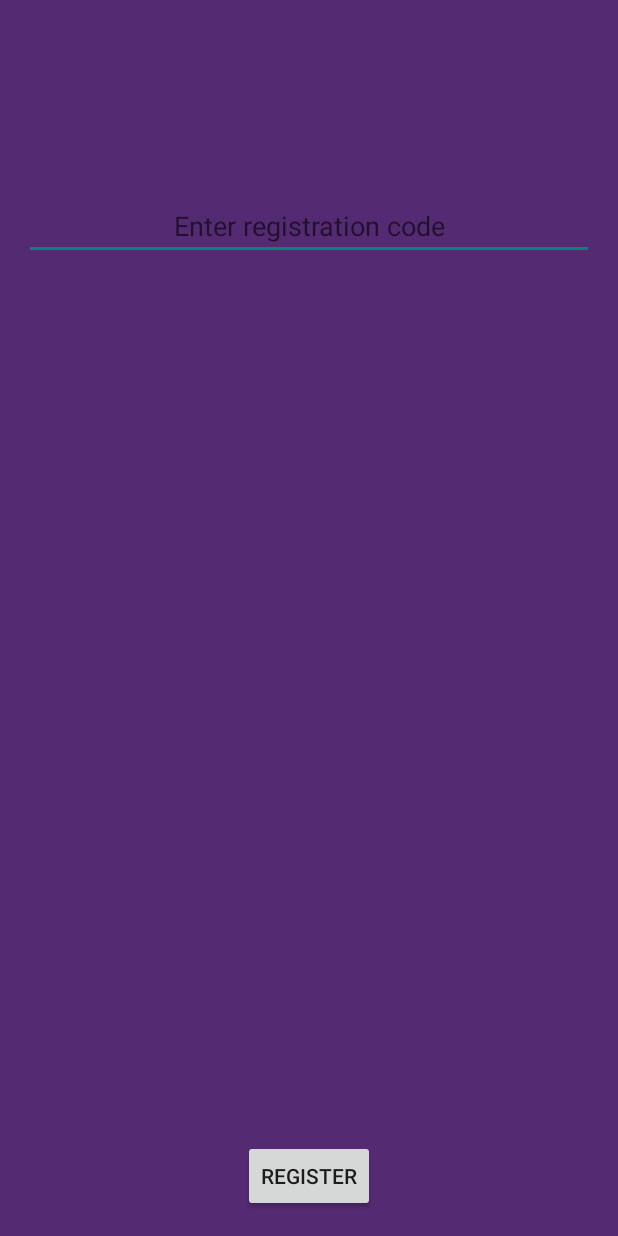
After one commit to xjolanda/Evefent, an Android app: the layout activity_registration_screen.xml on its own in the app's theme, with its tools: preview values and no code run, on a phone screen of 412 x 824 dp. The commit adds this screen. Run offline under Robolectric (Android 15) with nearby library versions, the phone set to English and light mode, and no system bars.

Commit message:
First commit

```diff
--- /dev/null
+++ b/app/src/main/res/layout/activity_registration_screen.xml
@@ -0,0 +1,29 @@
+<RelativeLayout xmlns:android="http://schemas.android.com/apk/res/android"
+    xmlns:tools="http://schemas.android.com/tools"
+    android:layout_width="match_parent"
+    android:background="@color/background"
+    android:layout_height="match_parent"
+    android:paddingLeft="@dimen/activity_horizontal_margin"
+    android:paddingRight="@dimen/activity_horizontal_margin"
+    android:paddingTop="@dimen/reg_top_vertical_margin"
+    android:paddingBottom="@dimen/activity_vertical_margin" tools:context=".RegistrationScreen">
+
+    <EditText
+        android:id="@+id/Reg"
+        android:hint="@string/RegisterCode"
+        android:layout_centerHorizontal="true"
+        android:gravity="center"
+        android:layout_width="match_parent"
+        android:layout_height="wrap_content"
+        />
+
+    <Button
+        android:text="@string/Regis"
+        android:layout_width="wrap_content"
+        android:layout_height="wrap_content"
+        android:layout_centerHorizontal="true"
+        android:layout_alignParentBottom="true"
+        android:onClick="searchEvents"
+        />
+
+</RelativeLayout>
--- /dev/null
+++ b/app/src/main/res/menu/menu_registration_screen.xml
@@ -0,0 +1,6 @@
+<menu xmlns:android="http://schemas.android.com/apk/res/android"
+    xmlns:app="http://schemas.android.com/apk/res-auto"
+    xmlns:tools="http://schemas.android.com/tools" tools:context=".RegistrationScreen">
+    <item android:id="@+id/action_settings" android:title="@string/action_settings"
+        android:orderInCategory="100" app:showAsAction="never" />
+</menu>
--- /dev/null
+++ b/app/src/main/res/values/colors.xml
@@ -0,0 +1,5 @@
+<?xml version="1.0" encoding="utf-8"?>
+<resources>
+    <color name="background">#542B72</color>
+    <color name="LightPur">#734C8F</color>
+</resources>
--- a/app/src/main/res/values/dimens.xml
+++ b/app/src/main/res/values/dimens.xml
@@ -2,4 +2,7 @@
     <!-- Default screen margins, per the Android Design guidelines. -->
     <dimen name="activity_horizontal_margin">16dp</dimen>
     <dimen name="activity_vertical_margin">16dp</dimen>
+
+    <dimen name="reg_top_vertical_margin">128dp</dimen>
+    <dimen name="reg_activity_vertical_margin">72dp</dimen>
 </resources>
--- a/app/src/main/res/values/strings.xml
+++ b/app/src/main/res/values/strings.xml
@@ -15,4 +15,7 @@
     <string name="EventProfilesEnumeratedMessage">EventProfilesEnumerated</string>
     <string name="EventUpdatedMessage">EventUpdated</string>
 
+    <string name="Regis">Register</string>
+    <string name="RegisterCode">Enter registration code</string>
+
 </resources>
```
Also changed, not shown: app/src/main/java/kzooevefent/com/evefent/RegistrationScreen.java (added, +54 -0 lines).
